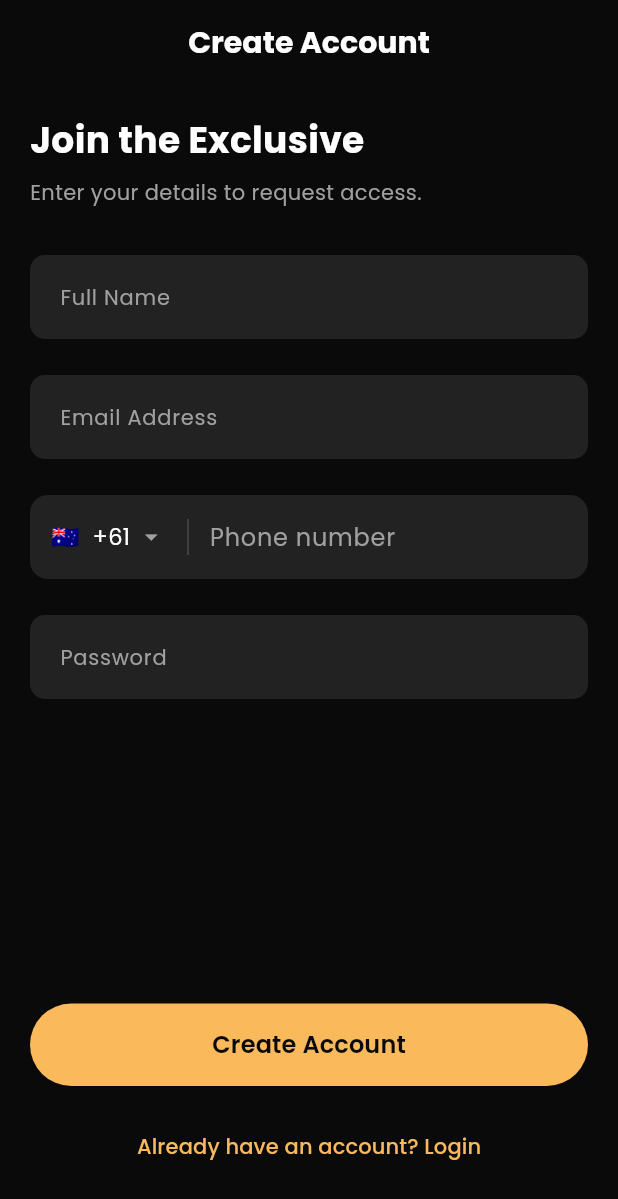
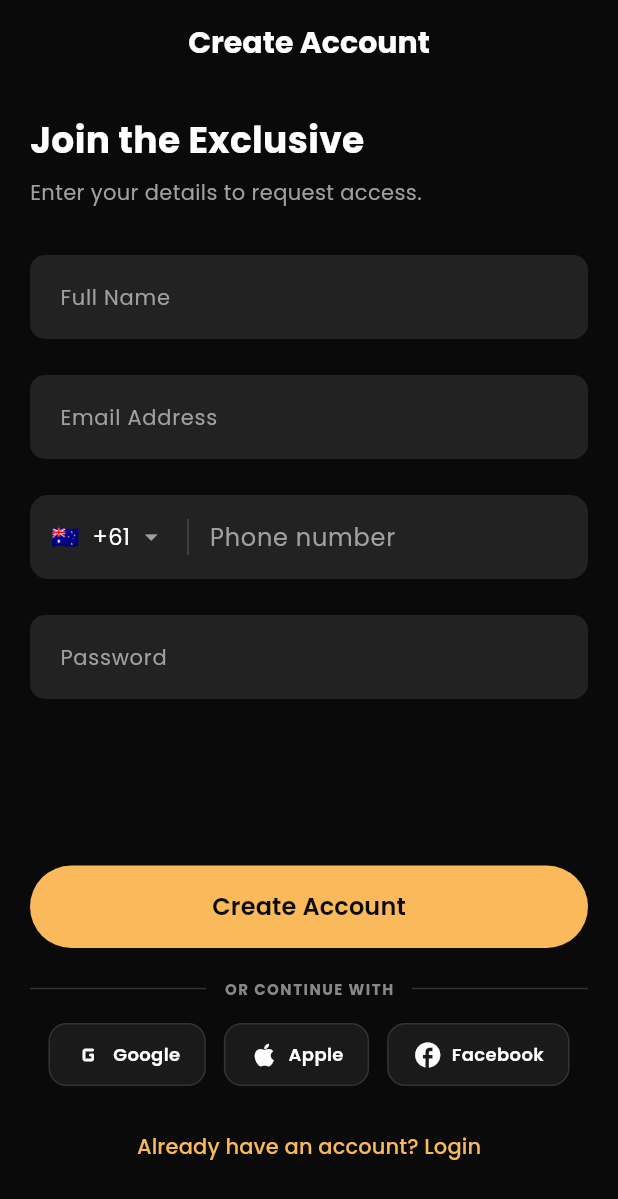
Before and after one commit to Shanny-dot/rrc_app, a Flutter app: the screen it shows after launch, on a phone screen of 412 x 824 dp. Shown: the top 1199 px of the screen. Run offline on Flutter 3.47's test engine with Material 3 defaults, Android fonts, the light colour scheme and no system bars; our stand-ins replace cached_network_image, flutter_contacts, flutter_secure_storage, google_fonts; missing offline and left inert: mobile_scanner.

Commit message:
Add Social Login UI buttons (Google, Apple, Facebook) to Login and SignUp screens (Build 34)

```diff
--- a/lib/screens/auth_flow.dart
+++ b/lib/screens/auth_flow.dart
@@ -279,6 +279,19 @@ class _QuickSignUpScreenState extends State<QuickSignUpScreen> {
                 text: _isLoading ? 'Creating...' : 'Create Account',
                 onPressed: _isLoading ? () {} : _handleSignup,
               ),
+              const SizedBox(height: 20),
+
+              SocialLoginButtons(
+                onSocialSelect: (provider) {
+                  ScaffoldMessenger.of(context).showSnackBar(
+                    SnackBar(
+                      content: Text('Connecting to ${provider.toUpperCase()} Sign-In...'),
+                      backgroundColor: AppColors.primaryGold,
+                    ),
+                  );
+                },
+              ),
+
               const SizedBox(height: 16),
               Center(
                 child: GoldButton(
@@ -718,6 +731,19 @@ class _LoginScreenState extends State<LoginScreen> {
                 text: _isLoading ? 'Logging in...' : 'Login',
                 onPressed: _isLoading ? () {} : _handleLogin,
               ),
+              const SizedBox(height: 20),
+
+              SocialLoginButtons(
+                onSocialSelect: (provider) {
+                  ScaffoldMessenger.of(context).showSnackBar(
+                    SnackBar(
+                      content: Text('Connecting to ${provider.toUpperCase()} Sign-In...'),
+                      backgroundColor: AppColors.primaryGold,
+                    ),
+                  );
+                },
+              ),
+
               const SizedBox(height: 16),
               Center(
                 child: GoldButton(
@@ -743,3 +769,74 @@ class _LoginScreenState extends State<LoginScreen> {
     );
   }
 }
+
+class SocialLoginButtons extends StatelessWidget {
+  final Function(String provider) onSocialSelect;
+
+  const SocialLoginButtons({Key? key, required this.onSocialSelect}) : super(key: key);
+
+  @override
+  Widget build(BuildContext context) {
+    return Column(
+      children: [
+        Row(
+          children: [
+            Expanded(child: Container(height: 1, color: const Color(0xFF333333))),
+            const Padding(
+              padding: EdgeInsets.symmetric(horizontal: 12),
+              child: Text('OR CONTINUE WITH', style: TextStyle(color: Color(0xFF888888), fontSize: 10, fontWeight: FontWeight.bold, letterSpacing: 1)),
+            ),
+            Expanded(child: Container(height: 1, color: const Color(0xFF333333))),
+          ],
+        ),
+        const SizedBox(height: 16),
+        Row(
+          mainAxisAlignment: MainAxisAlignment.center,
+          children: [
+            // Google Button
+            _buildSocialIcon(
+              icon: Icons.g_mobiledata_rounded,
+              label: 'Google',
+              onTap: () => onSocialSelect('google'),
+            ),
+            const SizedBox(width: 12),
+            // Apple Button
+            _buildSocialIcon(
+              icon: Icons.apple,
+              label: 'Apple',
+              onTap: () => onSocialSelect('apple'),
+            ),
+            const SizedBox(width: 12),
+            // Facebook Button
+            _buildSocialIcon(
+              icon: Icons.facebook,
+              label: 'Facebook',
+              onTap: () => onSocialSelect('facebook'),
+            ),
+          ],
+        ),
+      ],
+    );
+  }
+
+  Widget _buildSocialIcon({required IconData icon, required String label, required VoidCallback onTap}) {
+    return GestureDetector(
+      onTap: onTap,
+      child: Container(
+        padding: const EdgeInsets.symmetric(horizontal: 16, vertical: 10),
+        decoration: BoxDecoration(
+          color: AppColors.surfaceCard,
+          borderRadius: BorderRadius.circular(12),
+          border: Border.all(color: const Color(0xFF333333)),
+        ),
+        child: Row(
+          children: [
+            Icon(icon, color: Colors.white, size: 20),
+            const SizedBox(width: 6),
+            Text(label, style: const TextStyle(color: Colors.white, fontSize: 12, fontWeight: FontWeight.w600)),
+          ],
+        ),
+      ),
+    );
+  }
+}
--- a/pubspec.yaml
+++ b/pubspec.yaml
@@ -1,6 +1,6 @@
 name: rrc_app
 description: RRC App Frontend
-version: 3.0.0+33
+version: 3.0.0+34
 
 environment:
   sdk: ">=3.0.0 <4.0.0"
@@ -15,6 +15,9 @@ dependencies:
   flutter_secure_storage: ^10.0.0
   mobile_scanner:
   flutter_contacts: ^2.1.0
+  google_sign_in: ^6.2.1
+  sign_in_with_apple: ^6.1.1
+  flutter_facebook_auth: ^7.1.1
 
 dev_dependencies:
   flutter_test:
```
Also changed, not shown: pubspec.lock.
